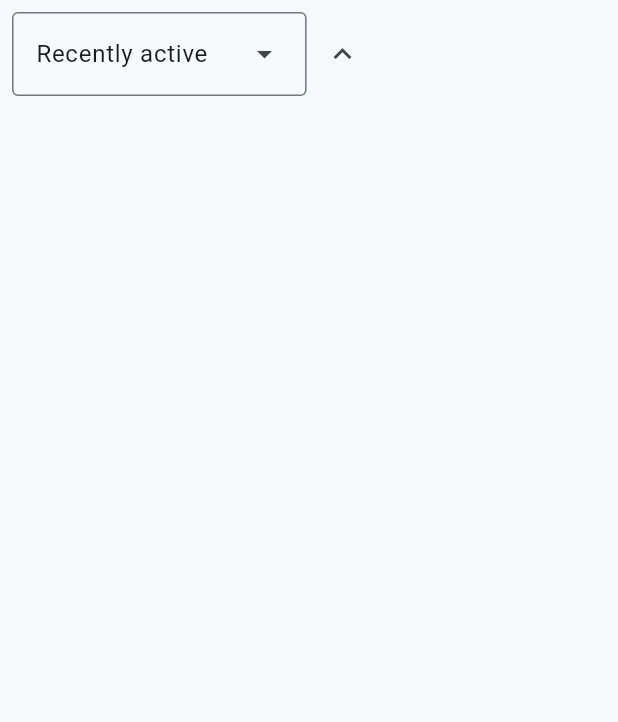
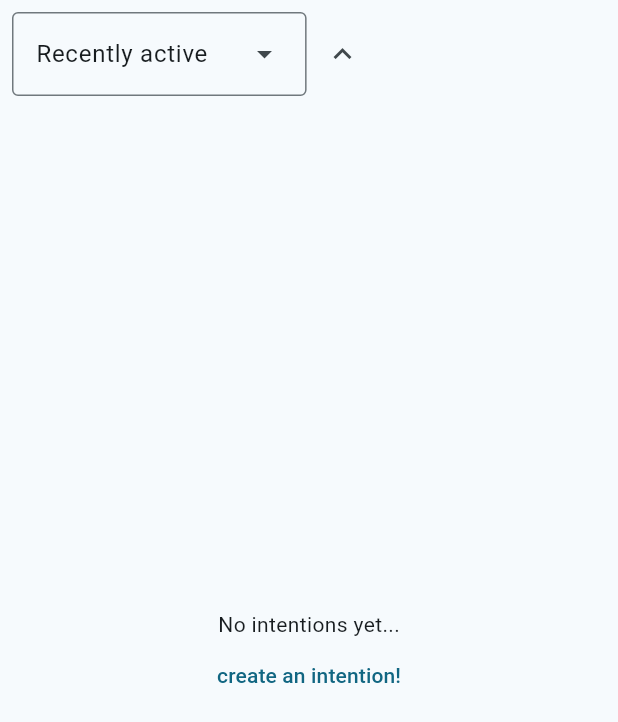
Before and after one commit to sventi555/intentions_flutter, a Flutter app: the ProfileIntentions widget shown alone on an empty page, opened directly with empty values, on a phone screen of 412 x 824 dp. Shown: the top 722 px of the screen. Run offline on Flutter 3.47's test engine with Material 3 defaults, Android fonts, the phone set to English and light mode, and no system bars; our stand-ins replace cloud_firestore, equatable, firebase_auth, firebase_core, firebase_storage, flutter_riverpod and 3 more; accounts and stored records are empty; network calls fail.

Commit message:
prompts on empty profile

```diff
--- a/lib/pages/profile.dart
+++ b/lib/pages/profile.dart
@@ -182,8 +182,18 @@ class Profile extends ConsumerWidget {
                   ),
                   body: TabBarView(
                     children: [
-                      ProfilePosts(userId: userId),
-                      ProfileIntentions(userId: userId),
+                      ProfilePosts(
+                        userId: userId,
+                        onClickCreatePost: () {
+                          DefaultTabController.of(context).animateTo(2);
+                        },
+                      ),
+                      ProfileIntentions(
+                        userId: userId,
+                        onClickCreateIntention: () {
+                          DefaultTabController.of(context).animateTo(2);
+                        },
+                      ),
                     ],
                   ),
                 ),
@@ -200,16 +210,37 @@ class Profile extends ConsumerWidget {
 
 class ProfilePosts extends ConsumerWidget {
   final String userId;
+  final Function() onClickCreatePost;
 
-  const ProfilePosts({super.key, required this.userId});
+  const ProfilePosts({
+    super.key,
+    required this.userId,
+    required this.onClickCreatePost,
+  });
 
   @override
   Widget build(BuildContext context, WidgetRef ref) {
+    final authUser = ref.watch(authUserProvider);
     final posts = ref.watch(postsProvider(userId));
 
     return posts.when(
-      data: (val) =>
-          ListView(children: [for (var post in val) Post(post: post)]),
+      data: (value) {
+        if (value.isEmpty) {
+          return Column(
+            mainAxisAlignment: MainAxisAlignment.center,
+            children: [
+              Text("No posts yet..."),
+              if (authUser.value?.uid == userId)
+                TextButton(
+                  onPressed: onClickCreatePost,
+                  child: Text("create a post!"),
+                ),
+            ],
+          );
+        }
+
+        return ListView(children: [for (var post in value) Post(post: post)]);
+      },
       error: (_, _) => Text('error fetching posts'),
       loading: () => CircularProgressIndicator(),
     );
@@ -218,8 +249,13 @@ class ProfilePosts extends ConsumerWidget {
 
 class ProfileIntentions extends ConsumerStatefulWidget {
   final String userId;
+  final Function() onClickCreateIntention;
 
-  const ProfileIntentions({super.key, required this.userId});
+  const ProfileIntentions({
+    super.key,
+    required this.userId,
+    required this.onClickCreateIntention,
+  });
 
   @override
   ConsumerState<ProfileIntentions> createState() {
@@ -234,6 +270,8 @@ class _ProfileIntentionsState extends ConsumerState<ProfileIntentions> {
 
   @override
   Widget build(BuildContext context) {
+    final authUser = ref.watch(authUserProvider);
+
     final intentions = ref.watch(
       intentionsProvider(
         IntentionsProviderArg(
@@ -294,7 +332,22 @@ class _ProfileIntentionsState extends ConsumerState<ProfileIntentions> {
           ),
           Expanded(
             child: intentions.when(
-              data: (value) => ListView(
+              data: (value) {
+                if (value.isEmpty) {
+                  return Column(
+                    mainAxisAlignment: MainAxisAlignment.center,
+                    children: [
+                      Text("No intentions yet..."),
+                      if (authUser.value?.uid == widget.userId)
+                        TextButton(
+                          onPressed: widget.onClickCreateIntention,
+                          child: Text("create an intention!"),
+                        ),
+                    ],
+                  );
+                }
+
+                return ListView(
                   children: [
                     for (var intention in value)
                       ListTile(
@@ -315,7 +368,8 @@ class _ProfileIntentionsState extends ConsumerState<ProfileIntentions> {
                         },
                       ),
                   ],
-              ),
+                );
+              },
               error: (_, _) => Text('error fetching intentions'),
               loading: () => CircularProgressIndicator(),
             ),
```
Also changed, not shown: 1 other file. Lines whose indentation alone changed are shown as unchanged.
